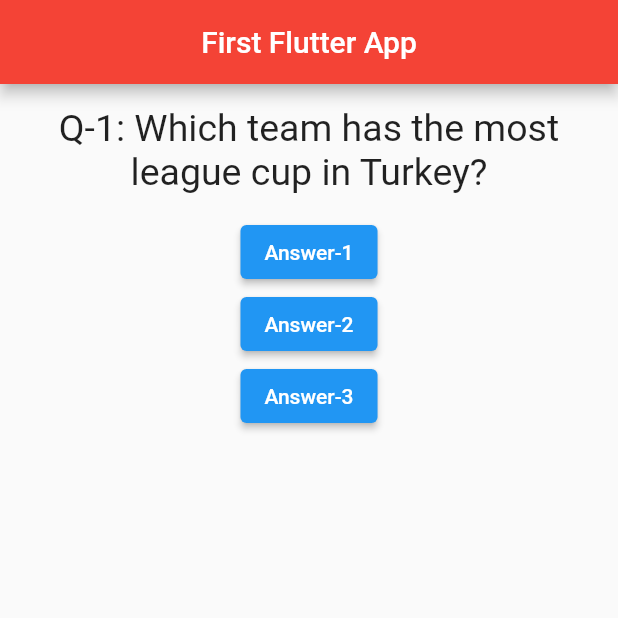
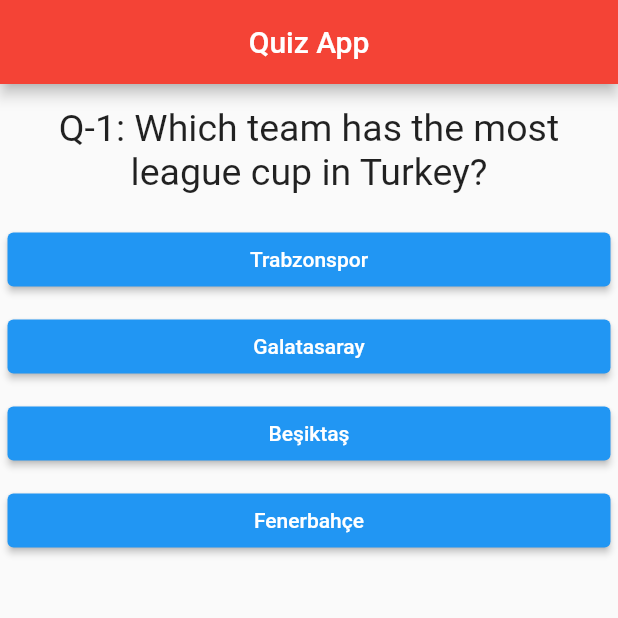
Before and after one commit to ysumut/flutter_quiz_app, a Flutter app: the screen it shows after launch, on a phone screen of 412 x 824 dp, the top half of it. Run offline on Flutter 3.47's test engine with Material 2 defaults, Android fonts, the phone set to English and light mode, and no system bars.

Commit message:
Answer widget added and app body fixed

```diff
--- /dev/null
+++ b/lib/answer.dart
@@ -0,0 +1,24 @@
+import 'package:flutter/material.dart';
+
+class Answer extends StatelessWidget {
+  final Function clickAnswer;
+  final String aText;
+
+  Answer(this.clickAnswer, this.aText);
+
+  @override
+  Widget build(BuildContext context) {
+    return Container(
+      width: double.infinity,
+      margin: EdgeInsets.all(5),
+      child: ElevatedButton(
+        onPressed: clickAnswer,
+        child: Text(aText),
+        style: ButtonStyle(
+          foregroundColor: MaterialStateProperty.all(Colors.white),
+          backgroundColor: MaterialStateProperty.all(Colors.blue)
+        ),
+      ),
+    );
+  }
+}
--- a/lib/main.dart
+++ b/lib/main.dart
@@ -1,4 +1,5 @@
 import 'package:flutter/material.dart';
+import 'package:flutter_quiz_app/answer.dart';
 import 'package:flutter_quiz_app/question.dart';
 
 void main() => runApp(MyApp());
@@ -11,37 +12,39 @@ class MyApp extends StatefulWidget {
 }
 
 class _MyAppState extends State<MyApp> {
-  var questions = [
-    'Which team has the most league cup in Turkey?',
-    'Which animals lives the longest?'
+  final questions = [
+    {
+      'question': 'Which team has the most league cup in Turkey?',
+      'answers': ['Trabzonspor','Galatasaray','Beşiktaş','Fenerbahçe']
+    },
+    {
+      'question': 'Which animals lives the longest?',
+      'answers': ['Lion','Monkey','Tortoise','Pigeon']
+    },
   ];
   var _qNumber = 0;
-  var isFinish = false;
 
   @override
   Widget build(BuildContext context) {
     return MaterialApp(
       home: Scaffold(
-        appBar: AppBar(title: Text('First Flutter App'), backgroundColor: Colors.red, centerTitle: true,),
+        appBar: AppBar(title: Text('Quiz App'), backgroundColor: Colors.red, centerTitle: true,),
 
-        body: Column(children: [
-            Question(_qNumber, questions[_qNumber]),
+        body: _qNumber < questions.length ?
+        Column(children: [
+          Question(_qNumber, questions[_qNumber]['question']),
 
-            ElevatedButton(onPressed: clickAnswer, child: Text('Answer-1'),),
-            ElevatedButton(onPressed: clickAnswer, child: Text('Answer-2'),),
-            ElevatedButton(onPressed: clickAnswer, child: Text('Answer-3'),),
-
-            Visibility(child: Text('Quiz is finished'), visible: isFinish,)
-          ],
-        ),
+          ...(questions[_qNumber]['answers'] as List<String>).map((answer) {
+            return Answer(clickAnswer, answer);
+          }),
+        ],) : Center(child: Text('Quiz is finished'),),
       ),
     );
   }
 
   void clickAnswer() {
     setState(() {
-      if(_qNumber < questions.length - 1) _qNumber++;
-      else if(_qNumber == questions.length - 1) isFinish = true;
+      _qNumber++;
     });
   }
 }
```
